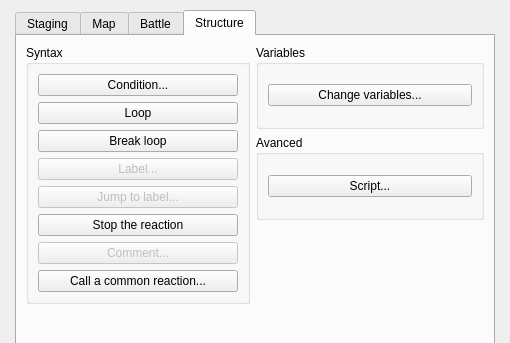
Above: Editor/Dialogs/dialogcommands.ui from RPG-Paper-Maker/RPG-Paper-Maker before the change; both pictures show x 0 to 510 and y 0 to 343 of the 510 by 600 pixel window. Below: the same form after it.
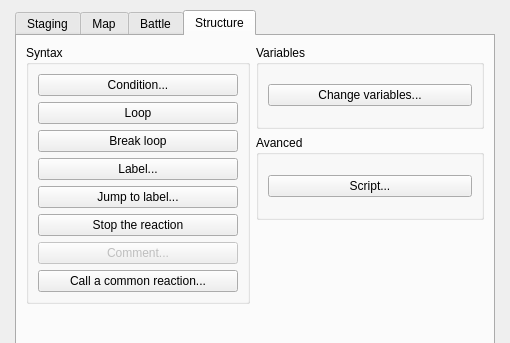
That is the form after the change. The open tabs and pages were chosen to show the change.

Patch:
```diff
--- a/Editor/Dialogs/dialogcommands.ui
+++ b/Editor/Dialogs/dialogcommands.ui
@@ -888,7 +888,7 @@
               <item>
                <widget class="QPushButton" name="pushButtonLabel">
                 <property name="enabled">
-                 <bool>false</bool>
+                 <bool>true</bool>
                 </property>
                 <property name="text">
                  <string>Label...</string>
@@ -898,7 +898,7 @@
               <item>
                <widget class="QPushButton" name="pushButtonJumpLabel">
                 <property name="enabled">
-                 <bool>false</bool>
+                 <bool>true</bool>
                 </property>
                 <property name="text">
                  <string>Jump to label...</string>
```
